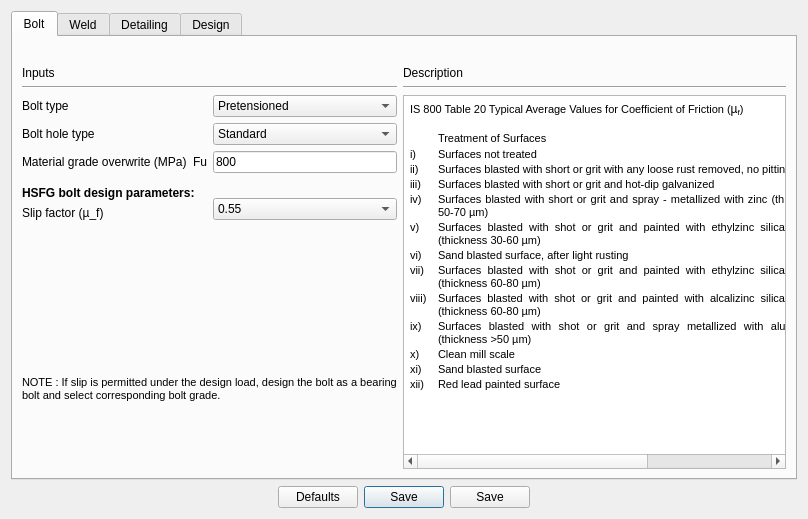
Before: the Qt Designer form Connections/Moment/BCEndPlate/ui_design_preferences.ui in osdag-admin/Osdag, drawn with Qt 5.
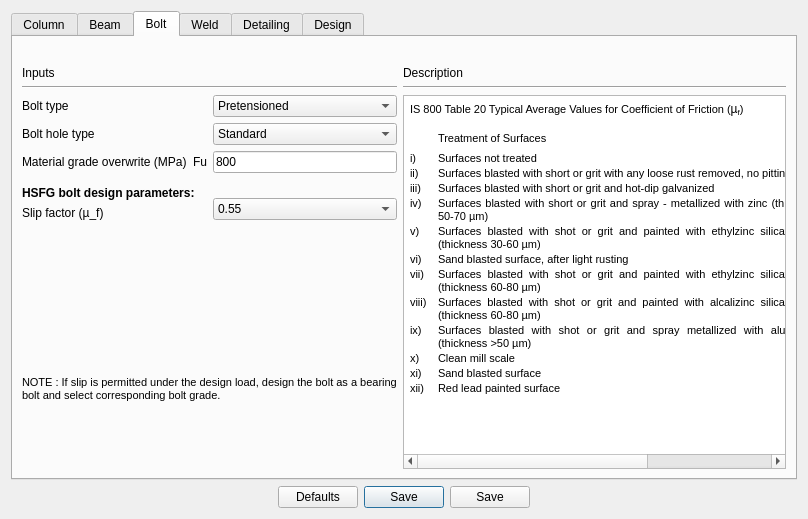
After: the same form once the commit is applied. The open tabs and pages were chosen to show the change.

Commit message: Ui Design Preferences chaged

The edit to the form file:
```diff
--- a/Connections/Moment/BCEndPlate/ui_design_preferences.ui
+++ b/Connections/Moment/BCEndPlate/ui_design_preferences.ui
@@ -90,6 +90,16 @@
      <property name="currentIndex">
       <number>0</number>
      </property>
+     <widget class="QWidget" name="tab_Column">
+      <attribute name="title">
+       <string>Column</string>
+      </attribute>
+     </widget>
+     <widget class="QWidget" name="tab_Beam">
+      <attribute name="title">
+       <string>Beam</string>
+      </attribute>
+     </widget>
      <widget class="QWidget" name="tab_Bolt">
       <attribute name="title">
        <string>Bolt</string>
@@ -463,11 +473,11 @@
             <string>&lt;!DOCTYPE HTML PUBLIC &quot;-//W3C//DTD HTML 4.0//EN&quot; &quot;http://www.w3.org/TR/REC-html40/strict.dtd&quot;&gt;
 &lt;html&gt;&lt;head&gt;&lt;meta name=&quot;qrichtext&quot; content=&quot;1&quot; /&gt;&lt;style type=&quot;text/css&quot;&gt;
 p, li { white-space: pre-wrap; }
-&lt;/style&gt;&lt;/head&gt;&lt;body style=&quot; font-family:'Arial'; font-size:9pt; font-weight:400; font-style:normal;&quot;&gt;
+&lt;/style&gt;&lt;/head&gt;&lt;body style=&quot; font-family:'Arial'; font-size:11pt; font-weight:400; font-style:normal;&quot;&gt;
 &lt;table border=&quot;0&quot; style=&quot; margin-top:0px; margin-bottom:0px; margin-left:0px; margin-right:0px;&quot; cellspacing=&quot;2&quot; cellpadding=&quot;0&quot;&gt;
 &lt;tr&gt;
 &lt;td colspan=&quot;3&quot;&gt;
-&lt;p align=&quot;justify&quot; style=&quot; margin-top:12px; margin-bottom:12px; margin-left:0px; margin-right:0px; -qt-block-indent:0; text-indent:0px;&quot;&gt;&lt;span style=&quot; font-family:'MS Shell Dlg 2'; font-size:8pt;&quot;&gt;IS 800 Table 20 Typical Average Values for Coefficient of Friction (&lt;/span&gt;&lt;span style=&quot; font-family:'Calibri,sans-serif';&quot;&gt;µ&lt;/span&gt;&lt;span style=&quot; font-family:'Calibri,sans-serif'; vertical-align:sub;&quot;&gt;f&lt;/span&gt;&lt;span style=&quot; font-family:'MS Shell Dlg 2'; font-size:8pt;&quot;&gt;)&lt;/span&gt;&lt;/p&gt;&lt;/td&gt;&lt;/tr&gt;&lt;/table&gt;
+&lt;p align=&quot;justify&quot; style=&quot; margin-top:12px; margin-bottom:12px; margin-left:0px; margin-right:0px; -qt-block-indent:0; text-indent:0px;&quot;&gt;&lt;span style=&quot; font-family:'MS Shell Dlg 2'; font-size:8pt;&quot;&gt;IS 800 Table 20 Typical Average Values for Coefficient of Friction (&lt;/span&gt;&lt;span style=&quot; font-family:'Calibri,sans-serif'; font-size:9pt;&quot;&gt;µ&lt;/span&gt;&lt;span style=&quot; font-family:'Calibri,sans-serif'; font-size:9pt; vertical-align:sub;&quot;&gt;f&lt;/span&gt;&lt;span style=&quot; font-family:'MS Shell Dlg 2'; font-size:8pt;&quot;&gt;)&lt;/span&gt;&lt;/p&gt;&lt;/td&gt;&lt;/tr&gt;&lt;/table&gt;
 &lt;p align=&quot;justify&quot; style=&quot;-qt-paragraph-type:empty; margin-top:12px; margin-bottom:12px; margin-left:0px; margin-right:0px; -qt-block-indent:0; text-indent:0px; font-family:'MS Shell Dlg 2'; font-size:8pt;&quot;&gt;&lt;br /&gt;&lt;/p&gt;
 &lt;table border=&quot;0&quot; style=&quot; margin-top:0px; margin-bottom:0px; margin-left:0px; margin-right:0px;&quot; cellspacing=&quot;2&quot; cellpadding=&quot;0&quot;&gt;
 &lt;tr&gt;
```
Left out of the diff: 4 changed lines with no effect on the pictures. The commit also changes 1 other file.
